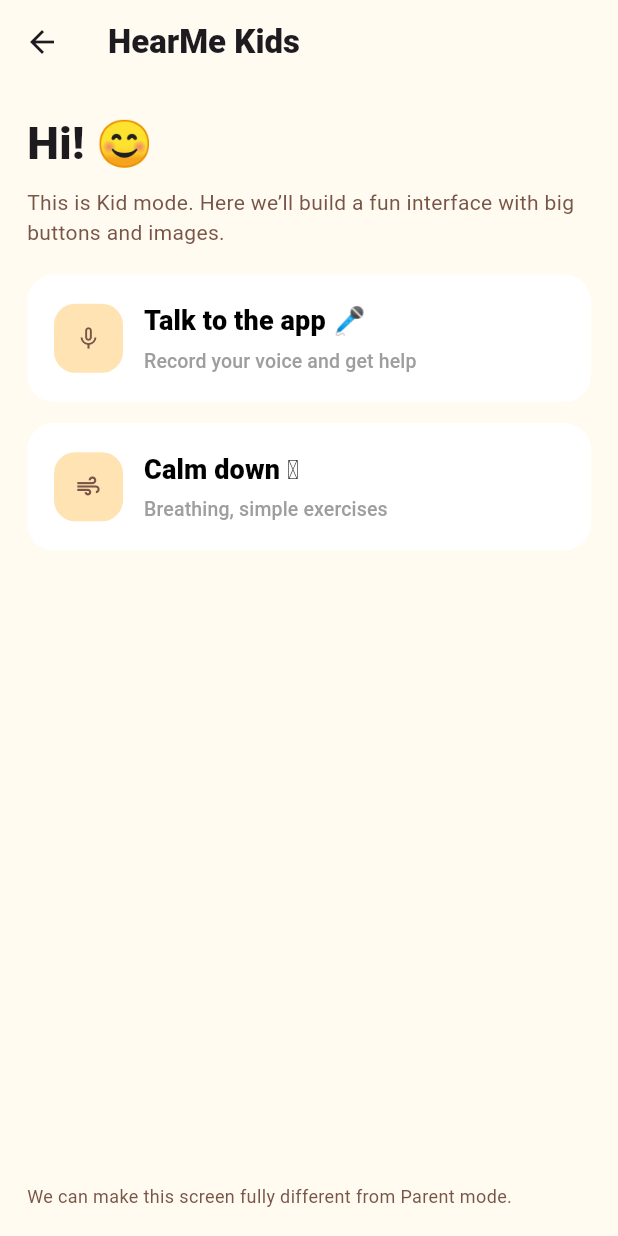
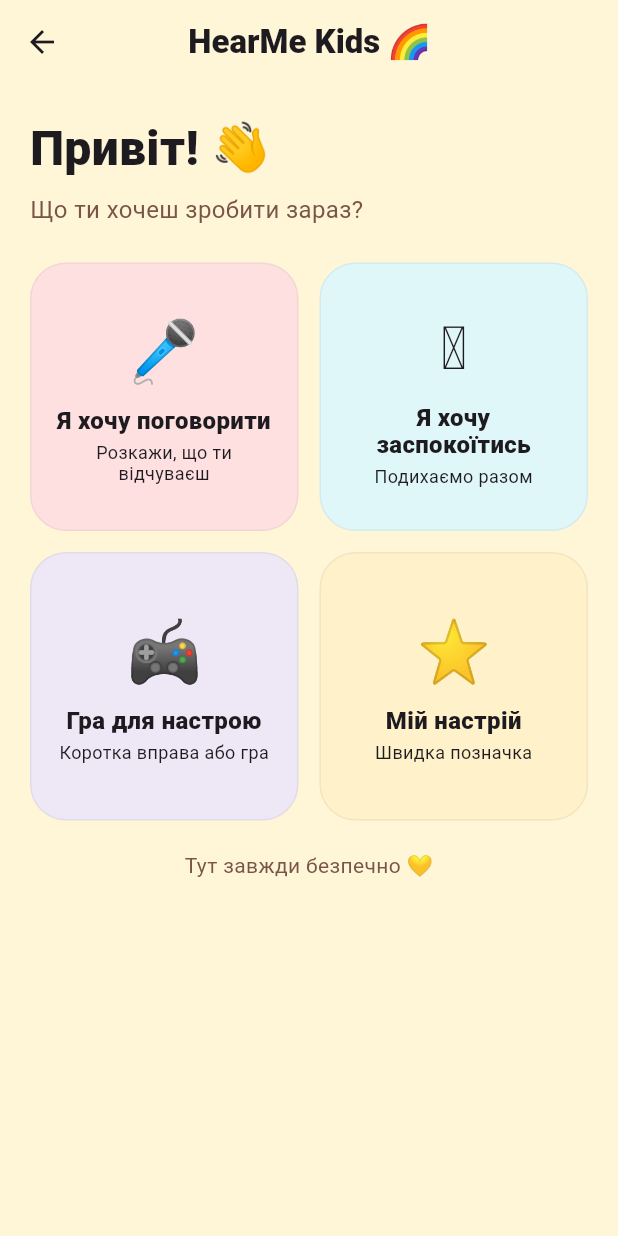
Before and after one commit to nzshapik/HearMe-Kids, a Flutter app: the KidHomeScreen screen opened directly, on a phone screen of 412 x 824 dp. Run offline on Flutter 3.47's test engine with Material 3 defaults, Android fonts, the phone set to English and light mode, and no system bars; our stand-ins replace audioplayers, flutter_local_notifications, hooks_riverpod, isar, shared_preferences; missing offline and left inert: record; accounts and stored records are empty; generated files the repository leaves out were written again.

Commit message:
Kid home: update 4 tiles labels and subtitles

```diff
--- a/lib/ui/screens/role_flow.dart
+++ b/lib/ui/screens/role_flow.dart
@@ -3,7 +3,7 @@ import 'package:flutter/material.dart';
 import '../../core/role_storage.dart';
 import '../../core/user_role.dart';
 
-// ✅ Import your current "adult" home screen:
+// ✅ Parent (adult) home:
 import 'home_screen.dart';
 
 class RoleGate extends StatelessWidget {
@@ -57,11 +57,10 @@ class RoleSelectScreen extends StatelessWidget {
               ),
               const SizedBox(height: 8),
               const Text(
-                'Choose your mode. You can change it later (we’ll add a settings switch).',
+                'Choose your mode. You can change it later.',
                 style: TextStyle(fontSize: 14, color: Colors.grey),
               ),
               const SizedBox(height: 24),
-
               _RoleCard(
                 title: 'Parent',
                 subtitle: 'Serious UI: Calm Message, AI Therapist, settings…',
@@ -75,10 +74,9 @@ class RoleSelectScreen extends StatelessWidget {
                 icon: Icons.emoji_emotions_outlined,
                 onTap: () => _choose(context, UserRole.kid),
               ),
-
               const Spacer(),
               const Text(
-                'Tip: later we can protect Parent mode with a PIN.',
+                'Tip: later we can add PIN for Parent if you want.',
                 style: TextStyle(fontSize: 12, color: Colors.grey),
               ),
             ],
@@ -94,8 +92,6 @@ class ParentShell extends StatelessWidget {
 
   @override
   Widget build(BuildContext context) {
-    // We keep your current adult interface as-is:
-    // HomeScreen is likely a full Scaffold, so we wrap it in a Stack to overlay a small switch button.
     return Stack(
       children: [
         const HomeScreen(),
@@ -151,63 +147,217 @@ class KidShell extends StatelessWidget {
   }
 }
 
+// ✅ Kid UI (fully different feel)
 class KidHomeScreen extends StatelessWidget {
   const KidHomeScreen({super.key});
 
   @override
   Widget build(BuildContext context) {
     return Scaffold(
-      backgroundColor: const Color(0xFFFFFBF0),
+      backgroundColor: const Color(0xFFFFF6D8),
       appBar: AppBar(
-        backgroundColor: const Color(0xFFFFFBF0),
+        backgroundColor: const Color(0xFFFFF6D8),
         elevation: 0,
+        centerTitle: true,
         title: const Text(
-          'HearMe Kids',
-          style: TextStyle(fontWeight: FontWeight.w800),
+          'HearMe Kids 🌈',
+          style: TextStyle(fontWeight: FontWeight.w900, fontSize: 22),
         ),
       ),
-      body: Padding(
-        padding: const EdgeInsets.all(18),
+      body: SafeArea(
+        child: SingleChildScrollView(
+          padding: const EdgeInsets.all(20),
           child: Column(
             crossAxisAlignment: CrossAxisAlignment.stretch,
             children: [
               const Text(
-              'Hi! 😊',
-              style: TextStyle(fontSize: 30, fontWeight: FontWeight.w900),
+                'Привіт! 👋',
+                style: TextStyle(fontSize: 32, fontWeight: FontWeight.w900),
               ),
-            const SizedBox(height: 8),
+              const SizedBox(height: 6),
               const Text(
-              'This is Kid mode. Here we’ll build a fun interface with big buttons and images.',
-              style: TextStyle(fontSize: 14, color: Colors.brown),
+                'Що ти хочеш зробити зараз?',
+                style: TextStyle(fontSize: 16, color: Colors.brown),
               ),
-            const SizedBox(height: 18),
-
-            _KidBigButton(
-              title: 'Talk to the app 🎤',
-              subtitle: 'Record your voice and get help',
-              icon: Icons.mic_none,
+              const SizedBox(height: 24),
+              GridView.count(
+                crossAxisCount: 2,
+                shrinkWrap: true,
+                physics: const NeverScrollableScrollPhysics(),
+                crossAxisSpacing: 14,
+                mainAxisSpacing: 14,
+                childAspectRatio: 1,
+                children: [
+                  _KidTile(
+                    emoji: '🎤',
+                    title: 'Я хочу поговорити',
+                    subtitle: 'Розкажи, що ти відчуваєш',
+                    color: const Color(0xFFFFE0E0),
                     onTap: () {
                       ScaffoldMessenger.of(context).showSnackBar(
-                  const SnackBar(content: Text('Next: kid voice flow 🙂')),
+                        const SnackBar(content: Text('👉 Далі: дитячий voice flow')),
                       );
                     },
                   ),
-            const SizedBox(height: 14),
-            _KidBigButton(
-              title: 'Calm down 🫧',
-              subtitle: 'Breathing, simple exercises',
-              icon: Icons.air,
+                  _KidTile(
+                    emoji: '🫧',
+                    title: 'Я хочу заспокоїтись',
+                    subtitle: 'Подихаємо разом',
+                    color: const Color(0xFFE0F7FA),
                     onTap: () {
                       ScaffoldMessenger.of(context).showSnackBar(
-                  const SnackBar(content: Text('Next: kid calming exercises 🙂')),
+                        const SnackBar(content: Text('👉 Далі: breathing screen')),
                       );
                     },
                   ),
+                  _KidTile(
+                    emoji: '🎮',
+                    title: 'Гра для настрою',
+                    subtitle: 'Коротка вправа або гра',
+                    color: const Color(0xFFEDE7F6),
+                    onTap: () {
+                      ScaffoldMessenger.of(context).showSnackBar(
+                        const SnackBar(content: Text('👉 Далі: mood game')),
+                      );
+                    },
+                  ),
+                  _KidTile(
+                    emoji: '⭐️',
+                    title: 'Мій настрій',
+                    subtitle: 'Швидка позначка',
+                    color: const Color(0xFFFFF1C9),
+                    onTap: () {
+                      ScaffoldMessenger.of(context).showSnackBar(
+                        const SnackBar(content: Text('👉 Далі: mood check-in')),
+                      );
+                    },
+                  ),
+                ],
+              ),
+              const SizedBox(height: 20),
+              const Text(
+                'Тут завжди безпечно 💛',
+                textAlign: TextAlign.center,
+                style: TextStyle(fontSize: 14, color: Colors.brown),
+              ),
+            ],
+          ),
+        ),
+      ),
+    );
+  }
+}
 
-            const Spacer(),
-            const Text(
-              'We can make this screen fully different from Parent mode.',
-              style: TextStyle(fontSize: 12, color: Colors.brown),
+class _KidTile extends StatelessWidget {
+  final String emoji;
+  final String title;
+  final String subtitle;
+  final Color color;
+  final VoidCallback onTap;
+
+  const _KidTile({
+    required this.emoji,
+    required this.title,
+    required this.subtitle,
+    required this.color,
+    required this.onTap,
+  });
+
+  @override
+  Widget build(BuildContext context) {
+    return InkWell(
+      onTap: onTap,
+      borderRadius: BorderRadius.circular(24),
+      child: Container(
+        padding: const EdgeInsets.all(16),
+        decoration: BoxDecoration(
+          color: color,
+          borderRadius: BorderRadius.circular(24),
+          border: Border.all(color: Colors.black.withOpacity(0.05)),
+        ),
+        child: Column(
+          mainAxisAlignment: MainAxisAlignment.center,
+          crossAxisAlignment: CrossAxisAlignment.center,
+          mainAxisSize: MainAxisSize.min,
+          children: [
+            Text(emoji, style: const TextStyle(fontSize: 40)),
+            const SizedBox(height: 8),
+            Flexible(
+              child: Text(
+                title,
+                textAlign: TextAlign.center,
+                maxLines: 2,
+                overflow: TextOverflow.ellipsis,
+                style: const TextStyle(
+                  fontSize: 16,
+                  fontWeight: FontWeight.w900,
+                  height: 1.15,
+                ),
+              ),
+            ),
+            const SizedBox(height: 6),
+            Flexible(
+              child: Text(
+                subtitle,
+                textAlign: TextAlign.center,
+                maxLines: 2,
+                overflow: TextOverflow.ellipsis,
+                style: const TextStyle(
+                  fontSize: 12,
+                  height: 1.15,
+                ),
+              ),
+            ),
+          ],
+        ),
+      ),
+    );
+  }
+}
+
+class _KidCard extends StatelessWidget {
+  final String emoji;
+  final String title;
+  final String subtitle;
+  final Color color;
+  final VoidCallback onTap;
+
+  const _KidCard({
+    required this.emoji,
+    required this.title,
+    required this.subtitle,
+    required this.color,
+    required this.onTap,
+  });
+
+  @override
+  Widget build(BuildContext context) {
+    return InkWell(
+      onTap: onTap,
+      borderRadius: BorderRadius.circular(24),
+      child: Container(
+        padding: const EdgeInsets.all(18),
+        decoration: BoxDecoration(
+          color: color,
+          borderRadius: BorderRadius.circular(24),
+        ),
+        child: Row(
+          children: [
+            Text(emoji, style: const TextStyle(fontSize: 40)),
+            const SizedBox(width: 16),
+            Expanded(
+              child: Column(
+                crossAxisAlignment: CrossAxisAlignment.start,
+                children: [
+                  Text(
+                    title,
+                    style: const TextStyle(
+                        fontSize: 20, fontWeight: FontWeight.w900),
+                  ),
+                  const SizedBox(height: 4),
+                  Text(subtitle, style: const TextStyle(fontSize: 14)),
+                ],
+              ),
             ),
           ],
         ),
@@ -257,67 +407,18 @@ class _RoleCard extends StatelessWidget {
               child: Column(
                 crossAxisAlignment: CrossAxisAlignment.start,
                 children: [
-                  Text(title, style: const TextStyle(fontSize: 18, fontWeight: FontWeight.w800)),
+                  Text(title,
+                      style: const TextStyle(
+                          fontSize: 18, fontWeight: FontWeight.w800)),
                   const SizedBox(height: 4),
-                  Text(subtitle, style: const TextStyle(fontSize: 13, color: Colors.grey)),
+                  Text(subtitle,
+                      style: const TextStyle(fontSize: 13, color: Colors.grey)),
                 ],
               ),
             ),
             const Icon(Icons.chevron_right),
           ],
         ),
-      ),
-    );
-  }
-}
-
-class _KidBigButton extends StatelessWidget {
-  final String title;
-  final String subtitle;
-  final IconData icon;
-  final VoidCallback onTap;
-
-  const _KidBigButton({
-    required this.title,
-    required this.subtitle,
-    required this.icon,
-    required this.onTap,
-  });
-
-  @override
-  Widget build(BuildContext context) {
-    return ElevatedButton(
-      onPressed: onTap,
-      style: ElevatedButton.styleFrom(
-        padding: const EdgeInsets.all(18),
-        backgroundColor: Colors.white,
-        foregroundColor: Colors.black,
-        elevation: 0,
-        shape: RoundedRectangleBorder(borderRadius: BorderRadius.circular(18)),
-      ),
-      child: Row(
-        children: [
-          Container(
-            height: 46,
-            width: 46,
-            decoration: BoxDecoration(
-              color: const Color(0xFFFFE3B3),
-              borderRadius: BorderRadius.circular(14),
-            ),
-            child: Icon(icon, color: Colors.brown),
-          ),
-          const SizedBox(width: 14),
-          Expanded(
-            child: Column(
-              crossAxisAlignment: CrossAxisAlignment.start,
-              children: [
-                Text(title, style: const TextStyle(fontSize: 18, fontWeight: FontWeight.w900)),
-                const SizedBox(height: 4),
-                Text(subtitle, style: const TextStyle(fontSize: 13, color: Colors.grey)),
-              ],
-            ),
-          ),
-        ],
       ),
     );
   }
@@ -344,7 +445,9 @@ class _RoleSwitchChip extends StatelessWidget {
             children: [
               const Icon(Icons.swap_horiz, size: 16, color: Colors.white),
               const SizedBox(width: 8),
-              Text(label, style: const TextStyle(color: Colors.white, fontWeight: FontWeight.w700)),
+              Text(label,
+                  style: const TextStyle(
+                      color: Colors.white, fontWeight: FontWeight.w700)),
             ],
           ),
         ),
```
Lines whose indentation alone changed are shown as unchanged.
